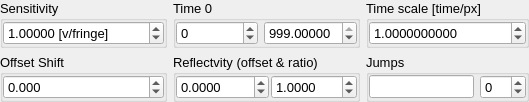
First picture: the form in UIs/nVISAR3.ui, repository NeutrinoToolkit/Neutrino, before the edit.
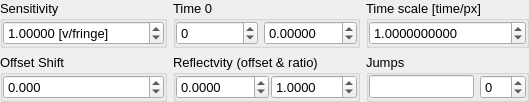
Second picture: the form after the edit.

Patch:
```diff
--- a/UIs/nVISAR3.ui
+++ b/UIs/nVISAR3.ui
@@ -334,7 +334,7 @@
          <double>0.100000000000000</double>
         </property>
         <property name="value">
-         <double>999.000000000000000</double>
+         <double>0.000000000000000</double>
         </property>
         <property name="neutrinoSave" stdset="0">
          <bool>true</bool>
```
